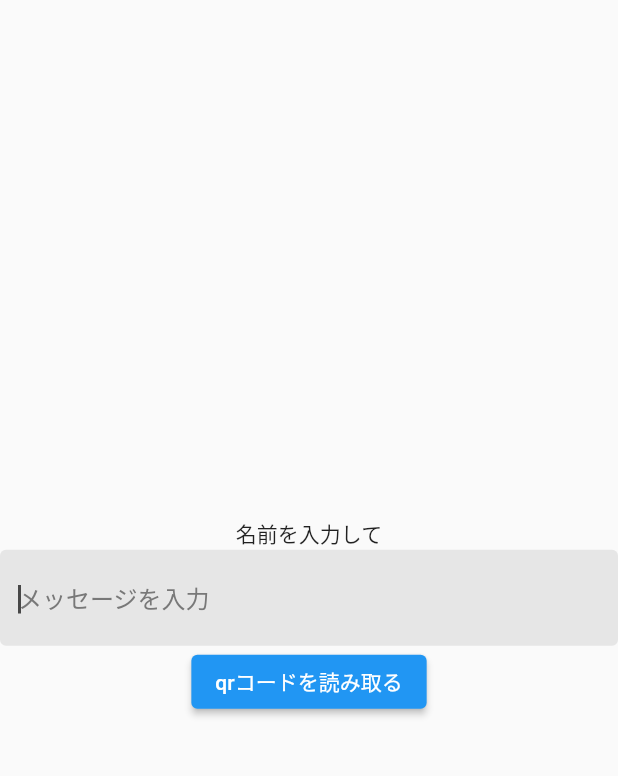
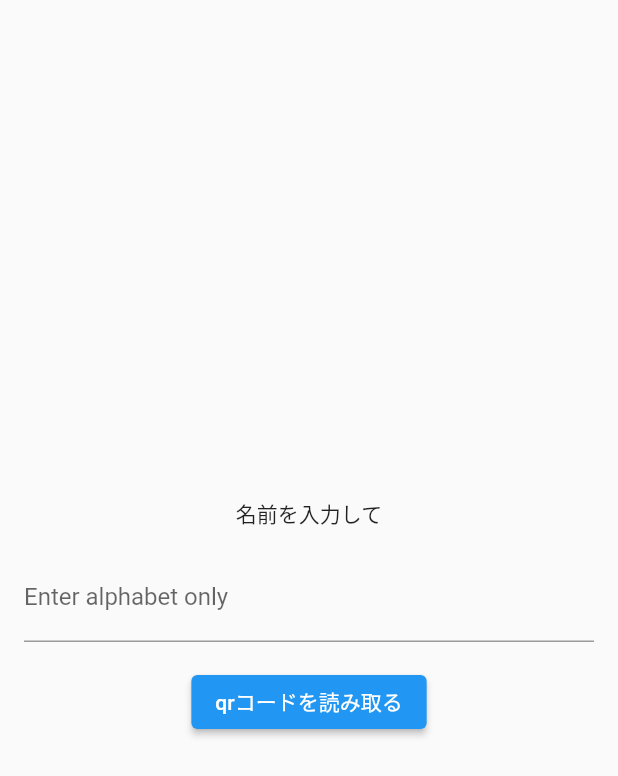
Before and after one commit to shunsuke-tamura/FUKUDAFUZAI, a Flutter app: the screen it shows after launch, on a phone screen of 412 x 824 dp. Shown: the top 776 px of the screen. Run offline on Flutter 3.47's test engine with Material 2 defaults, Android fonts, the phone set to English and light mode, and no system bars; our stand-ins replace audioplayers, flutter_riverpod, flutter_svg, freezed_annotation, go_router, sensors_plus and 1 more; missing offline and left inert: peerdart, qr_code_scanner; Roboto replaces fonts that are missing (NotoSans); project files that could hold a hidden picture were left out.

Commit message:
Add varidation

```diff
--- a/lib/page/title/title_page.dart
+++ b/lib/page/title/title_page.dart
@@ -11,38 +11,55 @@ class TitlePage extends ConsumerWidget {
   @override
   Widget build(BuildContext context, WidgetRef ref) {
     final controller = ref.watch(nameTextFieldController);
-    return Scaffold(
+    return const Scaffold(
       body: Column(
         mainAxisAlignment: MainAxisAlignment.center,
         children: [
           Text('名前を入力して'),
-          TextFormField(
-            controller: controller,
-            textAlign: TextAlign.left,
-            autofocus: true,
-            cursorColor: ColorConstant.black30,
-            decoration: const InputDecoration(
-              fillColor: ColorConstant.black90,
-              filled: true,
-              hintText: 'メッセージを入力',
-              hintStyle: TextStyle(fontSize: 16, color: ColorConstant.black50),
-              floatingLabelBehavior: FloatingLabelBehavior.never,
-              border: OutlineInputBorder(
-                borderRadius: BorderRadius.all(Radius.circular(4)),
-                borderSide: BorderSide.none,
-              ),
-            ),
-            style: TextStyleConstant.normal16
-                .copyWith(color: ColorConstant.black30),
-          ),
-          ElevatedButton(
-            onPressed: () {
-              context.push('/qr');
-            },
-            child: Text('qrコードを読み取る'),
-          ),
+          FormWidget(),
         ],
       ),
     );
   }
 }
+
+final _formKey = GlobalKey<FormState>();
+
+class FormWidget extends StatelessWidget {
+  const FormWidget({Key? key}) : super(key: key);
+
+
+  @override
+  Widget build(BuildContext context) {
+    return Form(
+      key: _formKey,
+      child: Column(
+        children: [
+          Padding(
+            padding: const EdgeInsets.all(16.0),
+            child: TextFormField(
+              decoration: InputDecoration(labelText: 'Enter alphabet only'),
+              validator: (value) {
+                if (value == null || value.isEmpty) {
+                  return 'Please enter some text';
+                }
+                if (!RegExp(r'^[a-zA-Z]+$').hasMatch(value)) {
+                  return 'Please enter only alphabet characters';
+                }
+                return null;
+              },
+            ),
+          ),
+          ElevatedButton(
+            onPressed: () {
+              if (_formKey.currentState!.validate()) {
+                context.push('/qr');
+              }
+            },
+            child: const Text('qrコードを読み取る'),
+          )
+        ],
+      ),
+    );
+  }
+}
```
